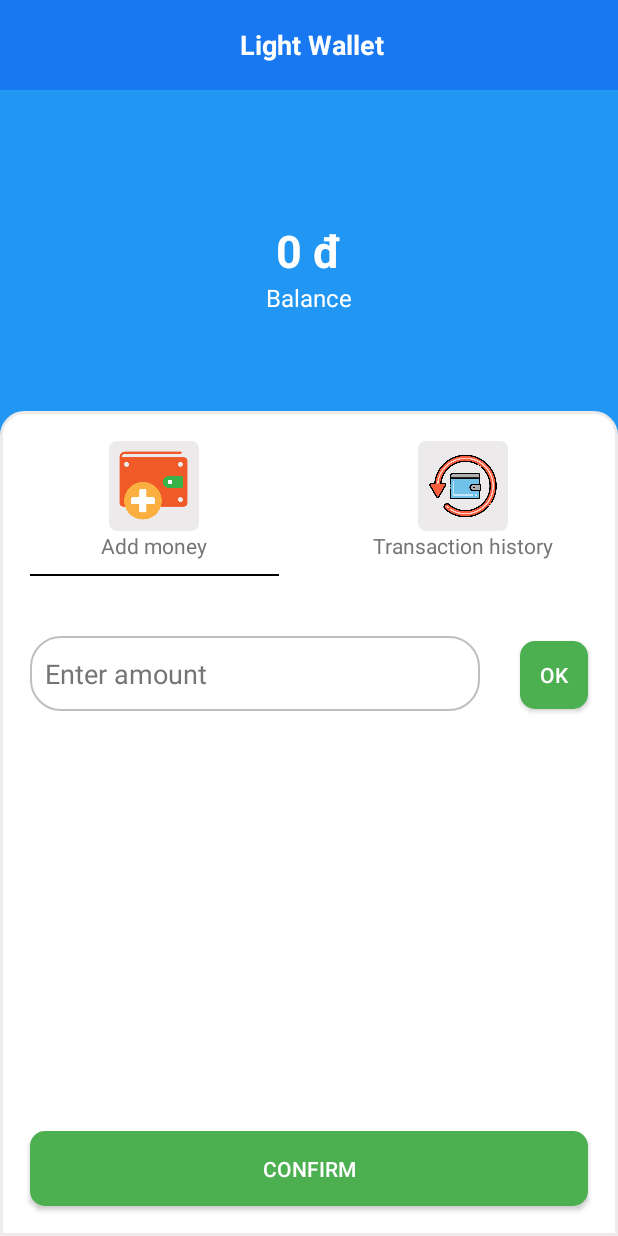
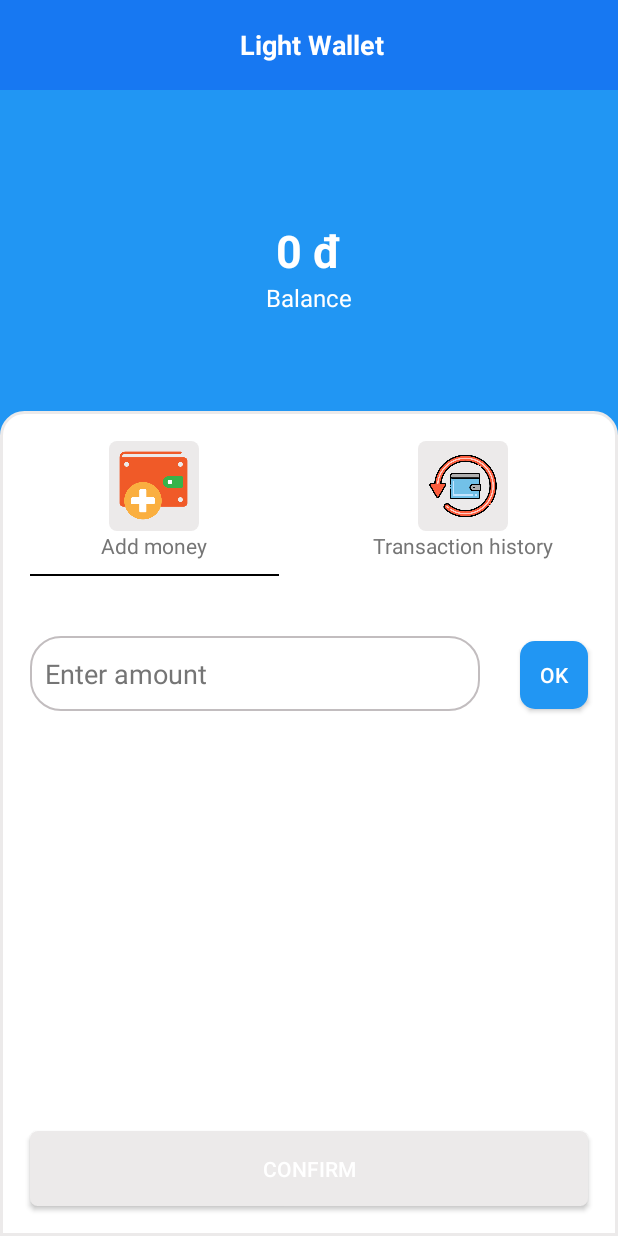
Before and after one commit to quanhspdz/Lightning, an Android app: the WalletActivity screen opened directly, with no data from a screen before it, after a tap on "Add money", on a phone screen of 412 x 824 dp. Run offline under Robolectric (Android 15) with nearby library versions, the phone set to English and light mode, and no system bars.

Commit message:
design L-Wallet act

```diff
--- a/app/src/main/java/com/example/lightning/activities/WalletActivity.java
+++ b/app/src/main/java/com/example/lightning/activities/WalletActivity.java
@@ -3,6 +3,7 @@ package com.example.lightning.activities;
 import androidx.appcompat.app.AppCompatActivity;
 import androidx.appcompat.widget.AppCompatButton;
 
+import android.content.Context;
 import android.os.Bundle;
 import android.view.View;
 import android.widget.EditText;
@@ -20,7 +21,7 @@ public class WalletActivity extends AppCompatActivity {
     FrameLayout frameAddMoney, frameHistory;
     EditText edtAmount;
     AppCompatButton buttonOk, buttonConfirm;
-    TextView textFormattedMoney;
+    TextView textFormattedMoney, textComfirmation;
 
     boolean addMoneyIsChosen, historyIsChosen;
 
@@ -44,6 +45,7 @@ public class WalletActivity extends AppCompatActivity {
         textFormattedMoney = findViewById(R.id.text_formatted_money);
         relativeShowAddMoney = findViewById(R.id.relativeShowAddMoney);
         relativeShowHistory = findViewById(R.id.relativeShowHistory);
+        textComfirmation = findViewById(R.id.text_confirmation);
 
         addMoneyIsChosen = true;
         historyIsChosen = false;
@@ -59,6 +61,8 @@ public class WalletActivity extends AppCompatActivity {
                 relativeShowHistory.setVisibility(View.GONE);
                 edtAmount.setText("");
                 textFormattedMoney.setText("");
+                textComfirmation.setVisibility(View.GONE);
+                buttonConfirm.setBackgroundDrawable(getResources().getDrawable(R.drawable.button_background_grey_line));
                 addMoneyIsChosen = true;
                 historyIsChosen = false;
             }
@@ -73,6 +77,8 @@ public class WalletActivity extends AppCompatActivity {
                 relativeShowHistory.setVisibility(View.VISIBLE);
                 edtAmount.setText("");
                 textFormattedMoney.setText("");
+                textComfirmation.setVisibility(View.GONE);
+                buttonConfirm.setBackgroundDrawable(getResources().getDrawable(R.drawable.button_background_grey_line));
                 addMoneyIsChosen = false;
                 historyIsChosen = true;
             }
@@ -83,6 +89,9 @@ public class WalletActivity extends AppCompatActivity {
             public void onClick(View v) {
                 String amount = edtAmount.getText().toString().trim();
                 if (!amount.isEmpty()) {
+                    textFormattedMoney.setVisibility(View.VISIBLE);
+                    textComfirmation.setVisibility(View.VISIBLE);
+                    buttonConfirm.setBackgroundDrawable(getResources().getDrawable(R.drawable.button_background));
                     textFormattedMoney.setText(Tool.getCurrencyFormat(Double.parseDouble(amount)));
                     Tool.hideSoftKeyboard(WalletActivity.this);
                 } else {
--- a/app/src/main/res/layout/activity_wallet.xml
+++ b/app/src/main/res/layout/activity_wallet.xml
@@ -184,7 +184,7 @@
                 android:layout_height="45dp"
                 android:layout_marginTop="23dp"
                 android:layout_alignParentEnd="true"
-                android:background="@drawable/button_background_green"
+                android:background="@drawable/button_background"
                 android:text="ok"
                 android:id="@+id/buttonOk"
                 android:layout_alignParentTop="true"
@@ -201,21 +201,34 @@
                 android:text="Confirm"
                 android:id="@+id/buttonConfirm"
                 android:textColor="@color/white"
-                android:background="@drawable/button_background_green"/>
+                android:background="@drawable/button_background_grey_line"/>
 
 
-            <EditText
+            <TextView
                 android:layout_width="wrap_content"
                 android:layout_height="wrap_content"
                 android:text="Money"
                 android:textStyle="bold"
-                android:editable="false"
                 android:layout_below="@id/edt_money"
                 android:layout_centerHorizontal="true"
                 android:textSize="32sp"
+                android:visibility="gone"
                 android:layout_marginTop="60dp"
                 android:textColor="@color/primary_text"
                 android:id="@+id/text_formatted_money" />
+
+            <TextView
+                android:id="@+id/text_confirmation"
+                android:layout_width="wrap_content"
+                android:layout_height="wrap_content"
+                android:layout_above="@id/buttonConfirm"
+                android:layout_centerHorizontal="true"
+                android:visibility="gone"
+                android:layout_marginHorizontal="20dp"
+                android:layout_marginBottom="20dp"
+                android:text="Are you sure to add this amount of money to L-Wallet?"
+                android:textColor="@color/secondary_text"
+                android:textSize="18sp" />
 
         </RelativeLayout>
 
```
